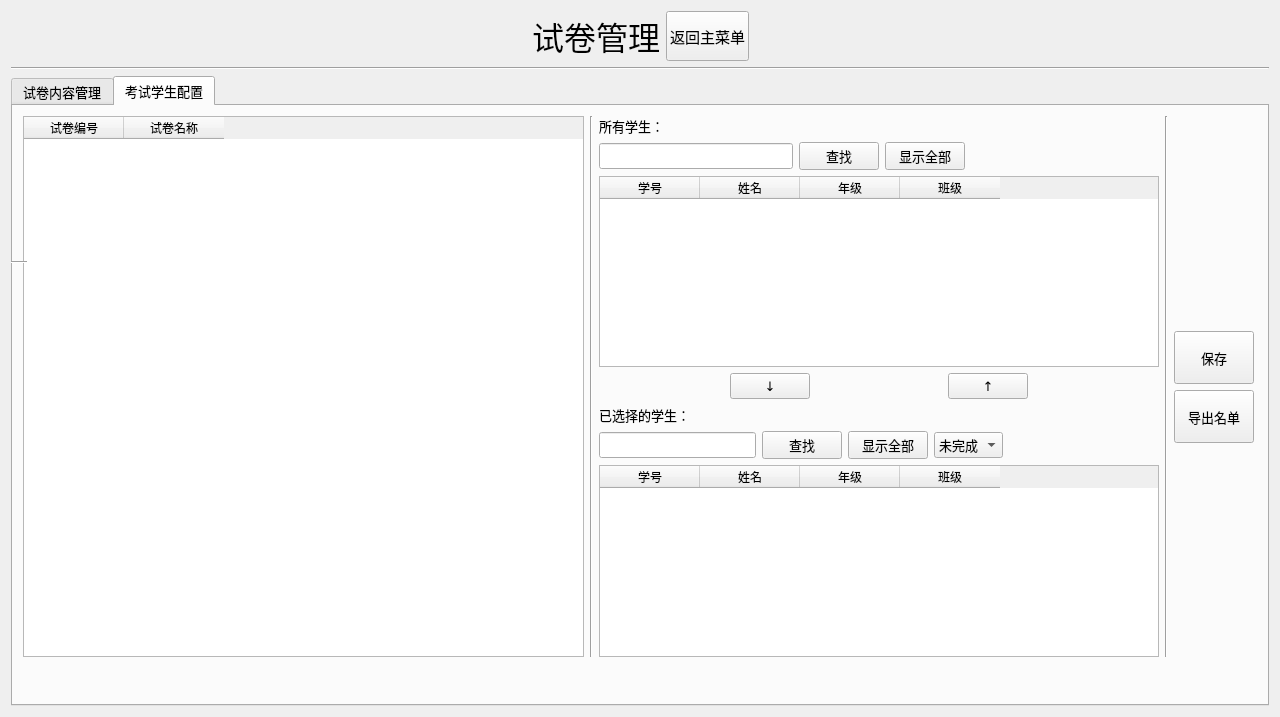
Qt form server/PaperManageUI.ui (AlanForeverAi/Exams) before a commit.
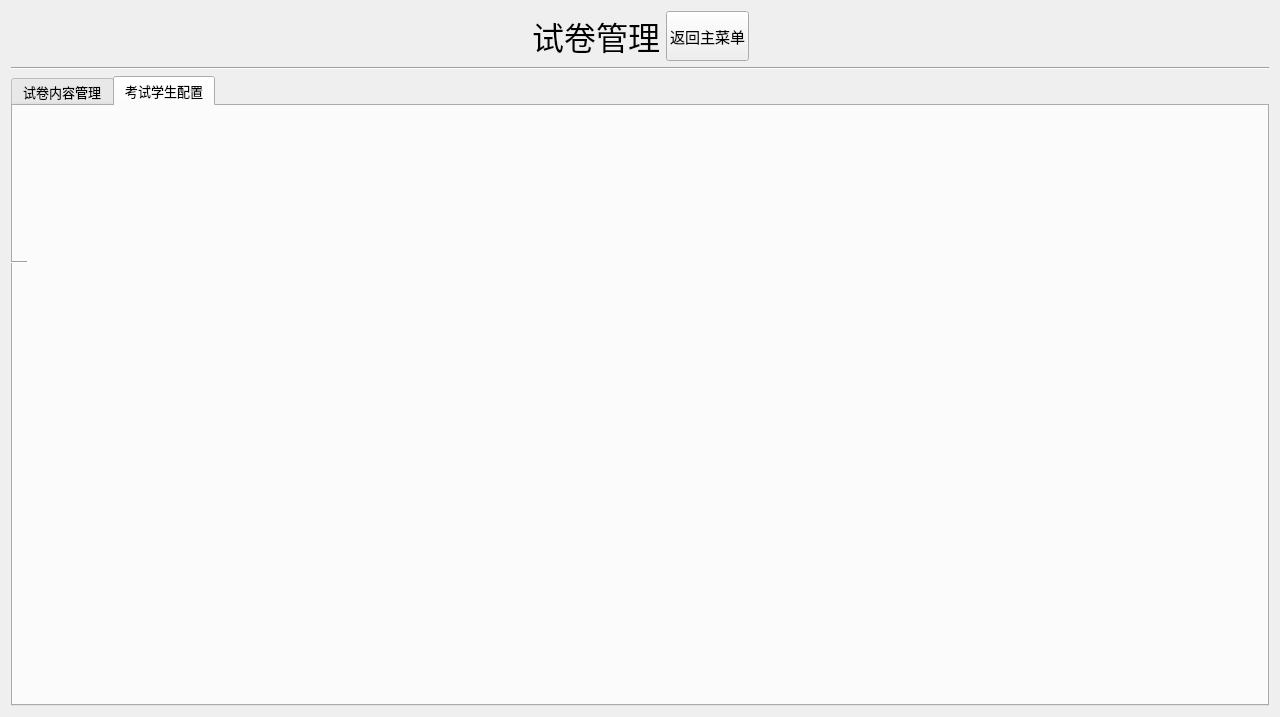
The same form after that commit. The open tabs and pages were chosen to show the change.

Commit message: 完善试卷设置功能。。。。

The edit to the form file:
```diff
--- a/server/PaperManageUI.ui
+++ b/server/PaperManageUI.ui
@@ -287,356 +287,6 @@
       <attribute name="title">
        <string>考试学生配置</string>
       </attribute>
-      <widget class="QLabel" name="label_4">
-       <property name="geometry">
-        <rect>
-         <x>10</x>
-         <y>10</y>
-         <width>60</width>
-         <height>20</height>
-        </rect>
-       </property>
-       <property name="text">
-        <string>试卷库：</string>
-       </property>
-      </widget>
-      <widget class="QWidget" name="layoutWidget">
-       <property name="geometry">
-        <rect>
-         <x>10</x>
-         <y>10</y>
-         <width>1231</width>
-         <height>541</height>
-        </rect>
-       </property>
-       <layout class="QHBoxLayout" name="horizontalLayout_24">
-        <item>
-         <widget class="QTableWidget" name="tableWidget_allpaper">
-          <property name="font">
-           <font>
-            <family>宋体</family>
-            <pointsize>9</pointsize>
-           </font>
-          </property>
-          <property name="editTriggers">
-           <set>QAbstractItemView::NoEditTriggers</set>
-          </property>
-          <column>
-           <property name="text">
-            <string>试卷编号</string>
-           </property>
-          </column>
-          <column>
-           <property name="text">
-            <string>试卷名称</string>
-           </property>
-          </column>
-         </widget>
-        </item>
-        <item>
-         <widget class="Line" name="line_5">
-          <property name="orientation">
-           <enum>Qt::Vertical</enum>
-          </property>
-         </widget>
-        </item>
-        <item>
-         <layout class="QVBoxLayout" name="verticalLayout_5">
-          <item>
-           <widget class="QLabel" name="label_5">
-            <property name="text">
-             <string>所有学生：</string>
-            </property>
-           </widget>
-          </item>
-          <item>
-           <layout class="QHBoxLayout" name="horizontalLayout_25">
-            <item>
-             <widget class="QLineEdit" name="lineEdit_searchall"/>
-            </item>
-            <item>
-             <widget class="QPushButton" name="pushButton_searchall">
-              <property name="text">
-               <string>查找</string>
-              </property>
-             </widget>
-            </item>
-            <item>
-             <widget class="QPushButton" name="pushButton_all_1">
-              <property name="text">
-               <string>显示全部</string>
-              </property>
-             </widget>
-            </item>
-            <item>
-             <spacer name="horizontalSpacer_22">
-              <property name="orientation">
-               <enum>Qt::Horizontal</enum>
-              </property>
-              <property name="sizeHint" stdset="0">
-               <size>
-                <width>40</width>
-                <height>20</height>
-               </size>
-              </property>
-             </spacer>
-            </item>
-           </layout>
-          </item>
-          <item>
-           <widget class="QTableWidget" name="tableWidget_alluser">
-            <property name="font">
-             <font>
-              <family>宋体</family>
-              <pointsize>9</pointsize>
-             </font>
-            </property>
-            <property name="mouseTracking">
-             <bool>false</bool>
-            </property>
-            <property name="toolTip">
-             <string>所有学生名单</string>
-            </property>
-            <property name="editTriggers">
-             <set>QAbstractItemView::NoEditTriggers</set>
-            </property>
-            <column>
-             <property name="text">
-              <string>学号</string>
-             </property>
-            </column>
-            <column>
-             <property name="text">
-              <string>姓名</string>
-             </property>
-            </column>
-            <column>
-             <property name="text">
-              <string>年级</string>
-             </property>
-            </column>
-            <column>
-             <property name="text">
-              <string>班级</string>
-             </property>
-            </column>
-           </widget>
-          </item>
-          <item>
-           <layout class="QHBoxLayout" name="horizontalLayout_23">
-            <item>
-             <spacer name="horizontalSpacer_20">
-              <property name="orientation">
-               <enum>Qt::Horizontal</enum>
-              </property>
-              <property name="sizeHint" stdset="0">
-               <size>
-                <width>40</width>
-                <height>20</height>
-               </size>
-              </property>
-             </spacer>
-            </item>
-            <item>
-             <widget class="QPushButton" name="pushButton_adduser">
-              <property name="text">
-               <string>↓</string>
-              </property>
-             </widget>
-            </item>
-            <item>
-             <spacer name="horizontalSpacer_19">
-              <property name="orientation">
-               <enum>Qt::Horizontal</enum>
-              </property>
-              <property name="sizeHint" stdset="0">
-               <size>
-                <width>40</width>
-                <height>20</height>
-               </size>
-              </property>
-             </spacer>
-            </item>
-            <item>
-             <widget class="QPushButton" name="pushButton_deleteuser">
-              <property name="text">
-               <string>↑</string>
-              </property>
-             </widget>
-            </item>
-            <item>
-             <spacer name="horizontalSpacer_21">
-              <property name="orientation">
-               <enum>Qt::Horizontal</enum>
-              </property>
-              <property name="sizeHint" stdset="0">
-               <size>
-                <width>40</width>
-                <height>20</height>
-               </size>
-              </property>
-             </spacer>
-            </item>
-           </layout>
-          </item>
-          <item>
-           <widget class="QLabel" name="label_6">
-            <property name="text">
-             <string>已选择的学生：</string>
-            </property>
-           </widget>
-          </item>
-          <item>
-           <layout class="QHBoxLayout" name="horizontalLayout_26">
-            <item>
-             <widget class="QLineEdit" name="lineEdit_searchselect"/>
-            </item>
-            <item>
-             <widget class="QPushButton" name="pushButton_searchselect">
-              <property name="text">
-               <string>查找</string>
-              </property>
-             </widget>
-            </item>
-            <item>
-             <widget class="QPushButton" name="pushButton_all_2">
-              <property name="text">
-               <string>显示全部</string>
-              </property>
-             </widget>
-            </item>
-            <item>
-             <widget class="QComboBox" name="comboBoxselect">
-              <item>
-               <property name="text">
-                <string>未完成</string>
-               </property>
-              </item>
-              <item>
-               <property name="text">
-                <string>已完成</string>
-               </property>
-              </item>
-             </widget>
-            </item>
-            <item>
-             <spacer name="horizontalSpacer_23">
-              <property name="orientation">
-               <enum>Qt::Horizontal</enum>
-              </property>
-              <property name="sizeHint" stdset="0">
-               <size>
-                <width>30</width>
-                <height>20</height>
-               </size>
-              </property>
-             </spacer>
-            </item>
-           </layout>
-          </item>
-          <item>
-           <widget class="QTableWidget" name="tableWidget_selectuser">
-            <property name="font">
-             <font>
-              <family>宋体</family>
-              <pointsize>9</pointsize>
-             </font>
-            </property>
-            <property name="toolTip">
-             <string>允许参加该场考试的学生名单</string>
-            </property>
-            <property name="editTriggers">
-             <set>QAbstractItemView::NoEditTriggers</set>
-            </property>
-            <column>
-             <property name="text">
-              <string>学号</string>
-             </property>
-            </column>
-            <column>
-             <property name="text">
-              <string>姓名</string>
-             </property>
-            </column>
-            <column>
-             <property name="text">
-              <string>年级</string>
-             </property>
-            </column>
-            <column>
-             <property name="text">
-              <string>班级</string>
-             </property>
-            </column>
-           </widget>
-          </item>
-         </layout>
-        </item>
-        <item>
-         <widget class="Line" name="line_7">
-          <property name="orientation">
-           <enum>Qt::Vertical</enum>
-          </property>
-         </widget>
-        </item>
-        <item>
-         <layout class="QVBoxLayout" name="verticalLayout_15">
-          <item>
-           <spacer name="verticalSpacer_4">
-            <property name="orientation">
-             <enum>Qt::Vertical</enum>
-            </property>
-            <property name="sizeHint" stdset="0">
-             <size>
-              <width>20</width>
-              <height>40</height>
-             </size>
-            </property>
-           </spacer>
-          </item>
-          <item>
-           <widget class="QPushButton" name="pushButton_saveuser">
-            <property name="minimumSize">
-             <size>
-              <width>0</width>
-              <height>53</height>
-             </size>
-            </property>
-            <property name="text">
-             <string>保存</string>
-            </property>
-           </widget>
-          </item>
-          <item>
-           <widget class="QPushButton" name="pushButton_print">
-            <property name="minimumSize">
-             <size>
-              <width>0</width>
-              <height>53</height>
-             </size>
-            </property>
-            <property name="text">
-             <string>导出名单</string>
-            </property>
-           </widget>
-          </item>
-          <item>
-           <spacer name="verticalSpacer_5">
-            <property name="orientation">
-             <enum>Qt::Vertical</enum>
-            </property>
-            <property name="sizeHint" stdset="0">
-             <size>
-              <width>20</width>
-              <height>40</height>
-             </size>
-            </property>
-           </spacer>
-          </item>
-         </layout>
-        </item>
-       </layout>
-      </widget>
      </widget>
     </widget>
    </item>
```
Left out of the diff: 2 changed lines with no effect on the pictures. The commit also changes 14 other files.
